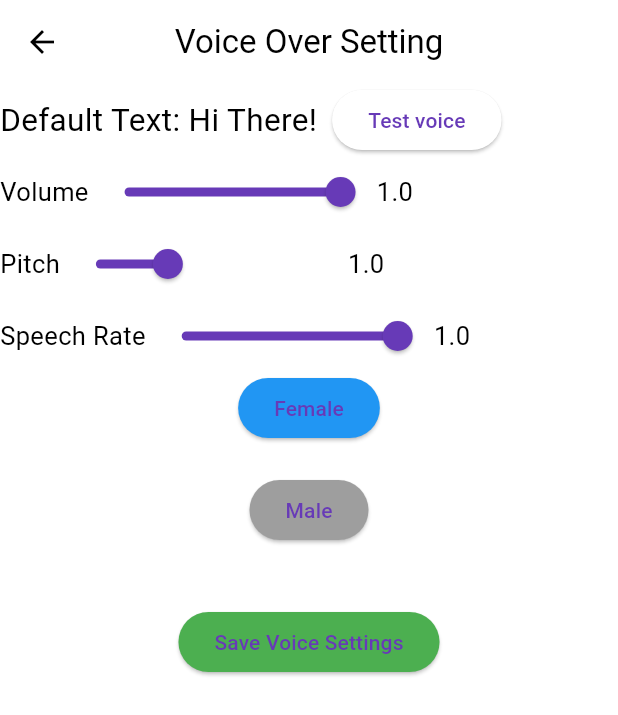
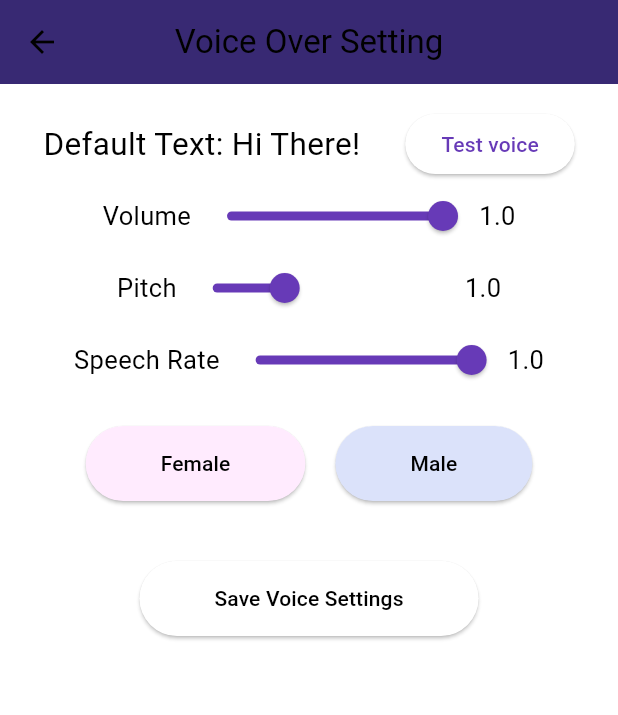
Before and after one commit to farheenfab/ReMind_app, a Flutter app: the VoiceSettings screen opened directly, on a phone screen of 412 x 824 dp. Shown: the top 715 px of the screen. Run offline on Flutter 3.47's test engine with Material 3 defaults, Android fonts, the phone set to English and light mode, and no system bars; our stand-ins replace avatar_glow, cloud_firestore, firebase_core, firebase_messaging, flutter_tts, font_awesome_flutter and 7 more; missing offline and left inert: background_sms; accounts and stored records are empty.

```diff
--- a/lib/voice_settings.dart
+++ b/lib/voice_settings.dart
@@ -43,9 +43,7 @@ class VoiceSettingsState extends State<VoiceSettings> {
     });
   }
 
-  // Method to navigate to another page
   void _navigateToNextPage(BuildContext context) {
-    // Pass the selected option to the next page
     Navigator.push(
       context,
       MaterialPageRoute(
@@ -53,7 +51,6 @@ class VoiceSettingsState extends State<VoiceSettings> {
             voice: isFemale
                 ? {"name": "en-us-x-tpf-local", "locale": "en-US"}
                 : {'name': 'en-us-x-iol-local', 'locale': 'en-US'},
-            // voice: voice,
             volume: volume,
             pitch: pitch,
             speechRate: speechRate),
@@ -67,24 +64,33 @@ class VoiceSettingsState extends State<VoiceSettings> {
       appBar: AppBar(
         title: const Text('Voice Over Setting'),
         centerTitle: true,
+        backgroundColor:
+            const Color(0xFF382973), // Dark purple color for AppBar
       ),
-        body: Center(
+      body: Container(
+        color: Colors.white, // White background for the main content
+        child: Padding(
+          padding: const EdgeInsets.all(16.0),
           child: Column(
+            crossAxisAlignment:
+                CrossAxisAlignment.center, // Align content to the center
             children: [
               Row(
+                mainAxisAlignment: MainAxisAlignment.center,
                 children: [
                   const Text(
                     "Default Text: Hi There!",
                     style: TextStyle(fontSize: 21),
                   ),
-                const SizedBox(
-                  width: 10,
+                  const SizedBox(width: 30), // Increased width for spacing
+                  ElevatedButton(
+                    onPressed: _speak,
+                    child: const Text("Test voice"),
                   ),
-                ElevatedButton(
-                    onPressed: _speak, child: const Text("Test voice"))
                 ],
               ),
               Row(
+                mainAxisAlignment: MainAxisAlignment.center,
                 children: [
                   const Text(
                     "Volume",
@@ -98,7 +104,8 @@ class VoiceSettingsState extends State<VoiceSettings> {
                       setState(() {
                         volume = value;
                       });
-                    }),
+                    },
+                  ),
                   Text(
                     "${volume.toStringAsFixed(1)}",
                     style: TextStyle(fontSize: 17),
@@ -106,6 +113,7 @@ class VoiceSettingsState extends State<VoiceSettings> {
                 ],
               ),
               Row(
+                mainAxisAlignment: MainAxisAlignment.center,
                 children: [
                   const Text(
                     "Pitch",
@@ -119,7 +127,8 @@ class VoiceSettingsState extends State<VoiceSettings> {
                       setState(() {
                         pitch = value;
                       });
-                    }),
+                    },
+                  ),
                   Text(
                     "${pitch.toStringAsFixed(1)}",
                     style: TextStyle(fontSize: 17),
@@ -127,6 +136,7 @@ class VoiceSettingsState extends State<VoiceSettings> {
                 ],
               ),
               Row(
+                mainAxisAlignment: MainAxisAlignment.center,
                 children: [
                   const Text(
                     "Speech Rate",
@@ -140,38 +150,72 @@ class VoiceSettingsState extends State<VoiceSettings> {
                       setState(() {
                         speechRate = value;
                       });
-                    }),
+                    },
+                  ),
                   Text(
                     "${speechRate.toStringAsFixed(1)}",
                     style: TextStyle(fontSize: 17),
                   ),
                 ],
               ),
+              const SizedBox(height: 20),
+              Row(
+                mainAxisAlignment: MainAxisAlignment.center,
+                children: [
                   ElevatedButton(
                     onPressed: () => _selectButton(1),
                     style: ElevatedButton.styleFrom(
-                backgroundColor: isFemale ? Colors.blue : Colors.grey,
+                      backgroundColor: isFemale
+                          ? Color.fromARGB(255, 255, 235, 254)
+                          : const Color.fromARGB(255, 0, 0, 0),
+                      padding: const EdgeInsets.symmetric(
+                          horizontal: 50,
+                          vertical: 15), // Increased button size
                     ),
-              child: const Text('Female'),
+                    child: const Text(
+                      'Female',
+                      style:
+                          TextStyle(color: Colors.black), // Text color to black
                     ),
-            const SizedBox(height: 20),
+                  ),
+                  const SizedBox(width: 20),
                   ElevatedButton(
                     onPressed: () => _selectButton(2),
                     style: ElevatedButton.styleFrom(
-                backgroundColor: isMale ? Colors.blue : Colors.grey,
+                      backgroundColor: isMale
+                          ? const Color.fromARGB(255, 214, 221, 255)
+                          : Color.fromARGB(255, 219, 226, 250),
+                      padding: const EdgeInsets.symmetric(
+                        horizontal: 50,
+                        vertical: 15, // Increased button size
                       ),
-              child: const Text('Male'),
+                    ),
+                    child: const Text(
+                      'Male',
+                      style:
+                          TextStyle(color: Colors.black), // Text color to black
+                    ),
+                  ),
+                ],
               ),
               const SizedBox(height: 40),
               ElevatedButton(
                 onPressed: () => _navigateToNextPage(context),
                 style: ElevatedButton.styleFrom(
-                backgroundColor: Colors.green,
+                  backgroundColor: const Color.fromARGB(255, 255, 255, 255),
+                  padding: const EdgeInsets.symmetric(
+                      horizontal: 50, vertical: 15), // Increased button size
                 ),
-              child: const Text('Save Voice Settings'),
+                child: const Text(
+                  'Save Voice Settings',
+                  style: TextStyle(color: Colors.black), // Text color to black
+                ),
               ),
             ],
-        )));
+          ),
+        ),
+      ),
+    );
   }
 
   @override
```
Also changed, not shown: lib/journal_content.dart (+10 -4 lines), lib/journal_listview.dart (+16 -4 lines). Lines whose indentation alone changed are shown as unchanged.
